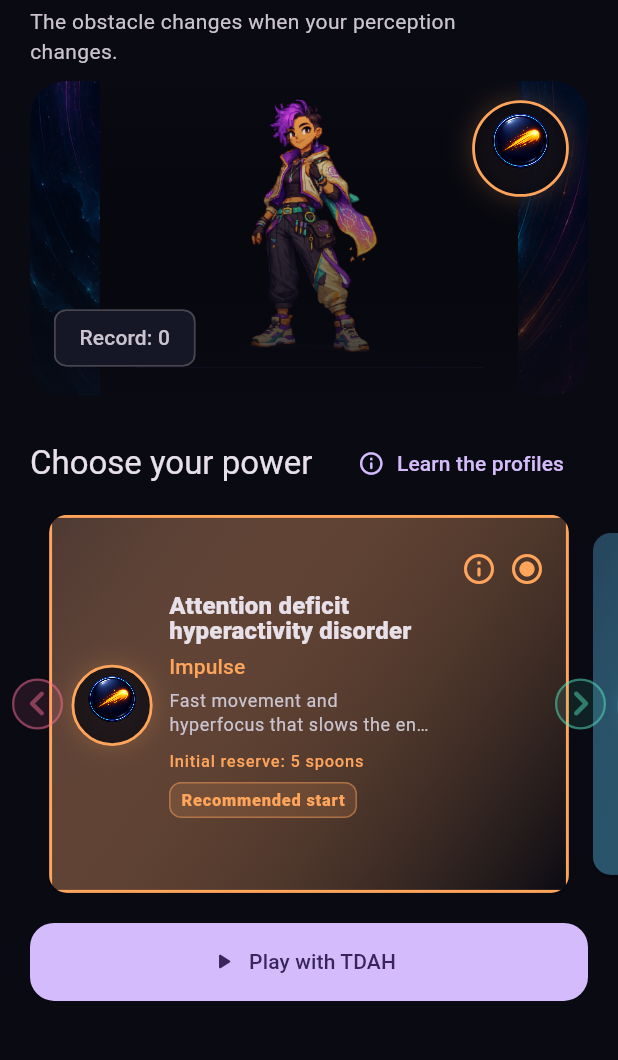
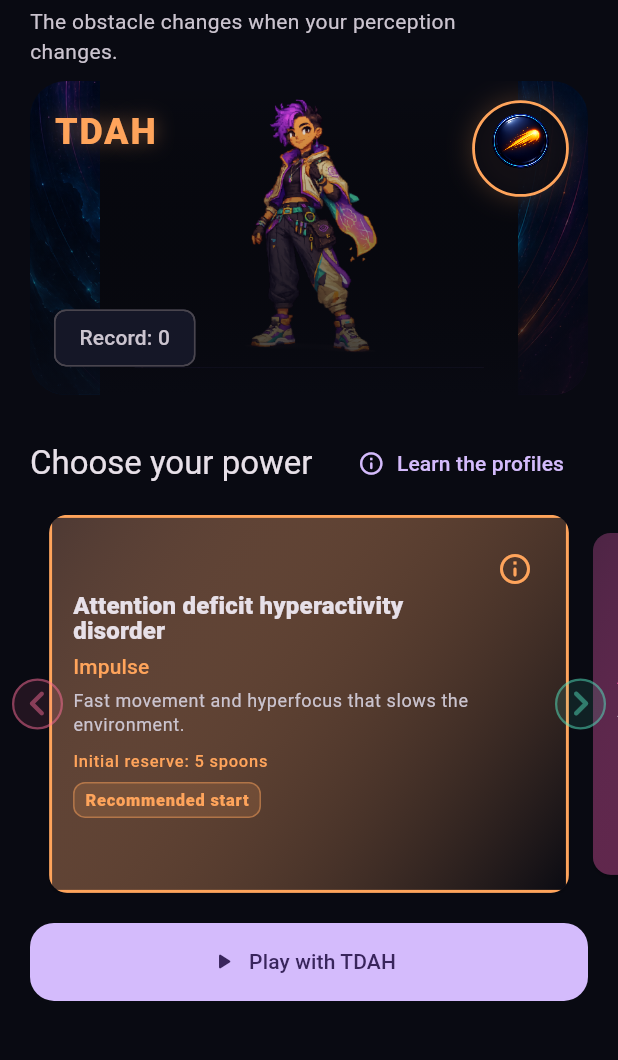
Before and after one commit to bluefang05/flutter-vault, a Flutter app: the screen it shows after launch, on a phone screen of 412 x 824 dp, the part 93-1153 px from its top. Run offline on Flutter 3.47's test engine with Material 3 defaults, Android fonts, the phone set to English and light mode, and no system bars; our stand-ins replace audioplayers, webview_flutter; missing offline and left inert: flame, webview_flutter_android, webview_flutter_wkwebview; statements that could not run were skipped.

Commit message:
Refine AACC mode and assets

```diff
--- a/nbnd/lib/game/hud_snapshot.dart
+++ b/nbnd/lib/game/hud_snapshot.dart
@@ -11,6 +11,7 @@ class HudSnapshot {
     required this.maxSpoonHalves,
     required this.cleanPasses,
     required this.flowMultiplier,
+    required this.rhythmRate,
     required this.breathing,
     required this.recovering,
     required this.state,
@@ -25,6 +26,7 @@ class HudSnapshot {
   final int maxSpoonHalves;
   final int cleanPasses;
   final double flowMultiplier;
+  final double rhythmRate;
   final bool breathing;
   final bool recovering;
   final GameRunState state;
--- a/nbnd/lib/game/powers/neuro_power_profile.dart
+++ b/nbnd/lib/game/powers/neuro_power_profile.dart
@@ -27,6 +27,14 @@ class NeuroPowerProfile {
         baseGapWidth: math.pi / 2.6,
         cooldown: 8,
         patternRandomness: 1,
+        maxSpoonHalves: 10,
+      ),
+      NeuroType.aacc => const NeuroPowerProfile(
+        type: NeuroType.aacc,
+        playerSpeed: 3.85,
+        baseGapWidth: math.pi / 2.8,
+        cooldown: 8.5,
+        patternRandomness: .72,
         maxSpoonHalves: 10,
       ),
       NeuroType.tea => const NeuroPowerProfile(
--- a/nbnd/lib/l10n/app_localizations.dart
+++ b/nbnd/lib/l10n/app_localizations.dart
@@ -459,6 +459,13 @@ class AppLocalizations {
       fr: 'Impulsion',
       de: 'Impuls',
     ),
+    NeuroType.aacc => _pick(
+      es: 'Alternancia',
+      en: 'Alternation',
+      pt: 'Alternancia',
+      fr: 'Alternance',
+      de: 'Wechsel',
+    ),
     NeuroType.tea => _pick(
       es: 'Patrón',
       en: 'Pattern',
@@ -517,6 +524,13 @@ class AppLocalizations {
       pt: 'Transtorno do déficit de atenção e hiperatividade',
       fr: 'Trouble du déficit de l’attention avec hyperactivité',
       de: 'Aufmerksamkeitsdefizit-Hyperaktivitätsstörung',
+    ),
+    NeuroType.aacc => _pick(
+      es: 'Altas capacidades',
+      en: 'High abilities',
+      pt: 'Altas capacidades',
+      fr: 'Haut potentiel',
+      de: 'Hohe Begabung',
     ),
     NeuroType.tea => _pick(
       es: 'Trastorno del espectro autista',
@@ -577,6 +591,13 @@ class AppLocalizations {
       fr: 'Mouvement rapide et hyperfocus qui ralentit l’environnement.',
       de: 'Schnelle Bewegung und Hyperfokus, der die Umgebung verlangsamt.',
     ),
+    NeuroType.aacc => _pick(
+      es: 'Ritmo alternante entre falta de estímulo y activación intensa.',
+      en: 'Alternating rhythm between low stimulation and intense activation.',
+      pt: 'Ritmo alternado entre falta de estímulo e ativação intensa.',
+      fr: 'Rythme alterné entre manque de stimulation et activation intense.',
+      de: 'Wechselnder Rhythmus zwischen Unterforderung und starker Aktivierung.',
+    ),
     NeuroType.tea => _pick(
       es: 'Patrones legibles, vista previa y estabilidad ante cambios bruscos.',
       en: 'Readable patterns, previews, and stability through sudden changes.',
@@ -635,6 +656,13 @@ class AppLocalizations {
       pt: 'O TDAH se associa a padrões persistentes de desatenção, hiperatividade ou impulsividade. Não é falta de interesse nem de esforço.',
       fr: 'Le TDAH est associé à des schémas persistants d’inattention, d’hyperactivité ou d’impulsivité. Ce n’est pas un manque d’intérêt ou d’effort.',
       de: 'ADHS ist mit anhaltenden Mustern von Unaufmerksamkeit, Hyperaktivität oder Impulsivität verbunden. Es ist kein Mangel an Interesse oder Anstrengung.',
+    ),
+    NeuroType.aacc => _pick(
+      es: 'Las altas capacidades describen perfiles con aprendizaje rápido, pensamiento complejo o alta sensibilidad al reto. No son una garantía de bienestar ni de facilidad.',
+      en: 'High abilities describe profiles with fast learning, complex thinking, or high sensitivity to challenge. They do not guarantee ease or wellbeing.',
+      pt: 'Altas capacidades descrevem perfis com aprendizagem rápida, pensamento complexo ou alta sensibilidade ao desafio. Não garantem facilidade nem bem-estar.',
+      fr: 'Le haut potentiel décrit des profils avec apprentissage rapide, pensée complexe ou forte sensibilité au défi. Il ne garantit ni facilité ni bien-être.',
+      de: 'Hohe Begabung beschreibt Profile mit schnellem Lernen, komplexem Denken oder hoher Sensibilität für Herausforderung. Sie garantiert weder Leichtigkeit noch Wohlbefinden.',
     ),
     NeuroType.tea => _pick(
       es: 'El espectro autista reúne formas diversas de procesar comunicación, estímulos, rutinas e intereses. Puede incluir fortalezas y necesidades de apoyo distintas en cada persona.',
@@ -695,6 +723,13 @@ class AppLocalizations {
       fr: 'Cela peut ressembler à passer d’un stimulus à l’autre, perdre le fil ou entrer parfois dans une concentration très intense.',
       de: 'Es kann sich anfühlen wie ein Springen zwischen Reizen, den Faden verlieren oder zeitweise sehr intensive Konzentration.',
     ),
+    NeuroType.aacc => _pick(
+      es: 'Puede sentirse como necesitar reto constante: si todo va lento aparece aburrimiento, y cuando llega estímulo suficiente el ritmo sube de golpe.',
+      en: 'It can feel like needing constant challenge: when things are too slow boredom appears, and enough stimulation can raise the rhythm suddenly.',
+      pt: 'Pode parecer precisar de desafio constante: quando tudo vai devagar demais surge tédio, e estímulo suficiente acelera o ritmo de repente.',
+      fr: 'Cela peut ressembler à un besoin de défi constant : quand tout va trop lentement, l’ennui apparaît, puis une stimulation suffisante accélère soudain le rythme.',
+      de: 'Es kann sich wie ein Bedürfnis nach ständiger Herausforderung anfühlen: Ist alles zu langsam, entsteht Langeweile; genug Reiz lässt das Tempo plötzlich steigen.',
+    ),
     NeuroType.tea => _pick(
       es: 'Puede sentirse como necesitar previsibilidad, notar patrones con mucha precisión o saturarse ante cambios y estímulos intensos.',
       en: 'It can feel like needing predictability, noticing patterns precisely, or becoming overwhelmed by change and intense stimuli.',
@@ -753,6 +788,13 @@ class AppLocalizations {
       pt: 'Não significa falta de interesse ou esforço.',
       fr: 'Cela ne signifie pas un manque d’intérêt ou d’effort.',
       de: 'Es bedeutet keinen Mangel an Interesse oder Anstrengung.',
+    ),
+    NeuroType.aacc => _pick(
+      es: 'No significa superioridad ni que la persona no necesite apoyo.',
+      en: 'It does not mean superiority or that the person needs no support.',
+      pt: 'Não significa superioridade nem que a pessoa não precise de apoio.',
+      fr: 'Cela ne signifie pas supériorité ni absence de besoin de soutien.',
+      de: 'Es bedeutet keine Überlegenheit und nicht, dass die Person keine Unterstützung braucht.',
     ),
     NeuroType.tea => _pick(
       es: 'No significa falta de sentimientos.',
@@ -813,6 +855,13 @@ class AppLocalizations {
       fr: 'Impulsion représente les changements rapides d’attention et l’hyperfocus.',
       de: 'Impuls steht für schnelle Aufmerksamkeitswechsel und Hyperfokus.',
     ),
+    NeuroType.aacc => _pick(
+      es: 'Alternancia representa la búsqueda de estímulo: fases frías de bajo reto y ráfagas rápidas cuando aparece suficiente desafío.',
+      en: 'Alternation represents the search for stimulation: cool low-challenge phases and fast bursts when enough challenge appears.',
+      pt: 'Alternancia representa a busca por estímulo: fases frias de baixo desafio e rajadas rápidas quando surge desafio suficiente.',
+      fr: 'Alternance représente la recherche de stimulation : phases froides de faible défi et poussées rapides quand le défi devient suffisant.',
+      de: 'Wechsel steht für die Suche nach Reiz: kühle Phasen geringer Herausforderung und schnelle Ausbrüche, wenn genug Herausforderung entsteht.',
+    ),
     NeuroType.tea => _pick(
       es: 'Patrón representa reconocimiento de regularidades y necesidad de previsibilidad.',
       en: 'Pattern represents recognizing regularities and needing predictability.',
@@ -867,6 +916,8 @@ class AppLocalizations {
   String profileSources(NeuroType type) => switch (type) {
     NeuroType.tdah =>
       'National Institute of Mental Health (NIMH) - Attention-Deficit/Hyperactivity Disorder (ADHD)\nhttps://www.nimh.nih.gov/health/topics/attention-deficit-hyperactivity-disorder-adhd',
+    NeuroType.aacc =>
+      'National Association for Gifted Children - What is Giftedness?\nhttps://nagc.org/page/what-is-giftedness',
     NeuroType.tea =>
       'National Institute of Mental Health (NIMH) - Autism Spectrum Disorder\nhttps://www.nimh.nih.gov/health/topics/autism-spectrum-disorders-asd\n\nCenters for Disease Control and Prevention (CDC) - About Autism Spectrum Disorder\nhttps://www.cdc.gov/autism/about/index.html',
     NeuroType.tlp =>
--- a/nbnd/lib/models/neuro_type.dart
+++ b/nbnd/lib/models/neuro_type.dart
@@ -2,6 +2,7 @@ import 'package:flutter/material.dart';
 
 enum NeuroType {
   tdah,
+  aacc,
   tea,
   tlp,
   tid,
@@ -12,6 +13,7 @@ enum NeuroType {
 
   String get code => switch (this) {
     NeuroType.tdah => 'TDAH',
+    NeuroType.aacc => 'AACC',
     NeuroType.tea => 'TEA',
     NeuroType.tlp => 'TLP',
     NeuroType.tid => 'TID',
@@ -23,6 +25,7 @@ enum NeuroType {
 
   String get powerName => switch (this) {
     NeuroType.tdah => 'Impulso',
+    NeuroType.aacc => 'Alternancia',
     NeuroType.tea => 'Patrón',
     NeuroType.tlp => 'Resonancia',
     NeuroType.tid => 'Perspectivas',
@@ -35,6 +38,8 @@ enum NeuroType {
   String get description => switch (this) {
     NeuroType.tdah =>
       'Movimiento rápido, aperturas breves e hiperfoco que ralentiza el entorno.',
+    NeuroType.aacc =>
+      'Alterna falta de estímulo y ráfagas de activación para sostener el reto.',
     NeuroType.tea =>
       'Patrones más legibles, vista previa y estabilidad frente a cambios bruscos.',
     NeuroType.tlp =>
@@ -53,6 +58,7 @@ enum NeuroType {
 
   Color get color => switch (this) {
     NeuroType.tdah => const Color(0xFFFFA45B),
+    NeuroType.aacc => const Color(0xFFFF4FA3),
     NeuroType.tea => const Color(0xFF59D7FF),
     NeuroType.tlp => const Color(0xFFFF6E9A),
     NeuroType.tid => const Color(0xFFB58CFF),
@@ -66,6 +72,7 @@ enum NeuroType {
 
   String get flameIconAsset => switch (this) {
     NeuroType.tdah => 'profiles/tdah.png',
+    NeuroType.aacc => 'profiles/aacc.png',
     NeuroType.tea => 'profiles/tea.png',
     NeuroType.tlp => 'profiles/tlp.png',
     NeuroType.tid => 'profiles/tid.png',
--- a/nbnd/lib/screens/home_screen.dart
+++ b/nbnd/lib/screens/home_screen.dart
@@ -240,6 +240,33 @@ class _HomeScreenState extends State<HomeScreen> {
                           ),
                         ),
                         Positioned(
+                          top: 18,
+                          left: 16,
+                          child: AnimatedSwitcher(
+                            duration: const Duration(milliseconds: 220),
+                            child: Text(
+                              _selected.code,
+                              key: ValueKey<String>(
+                                'hero-code-${_selected.code}',
+                              ),
+                              style: Theme.of(context).textTheme.headlineSmall
+                                  ?.copyWith(
+                                    color: _selected.color,
+                                    fontWeight: FontWeight.w900,
+                                    letterSpacing: 1.2,
+                                    shadows: <Shadow>[
+                                      Shadow(
+                                        color: _selected.color.withValues(
+                                          alpha: .42,
+                                        ),
+                                        blurRadius: 16,
+                                      ),
+                                    ],
+                                  ),
+                            ),
+                          ),
+                        ),
+                        Positioned(
                           left: 16,
                           right: 16,
                           bottom: 14,
@@ -397,17 +424,7 @@ class _PowerCard extends StatelessWidget {
           child: Stack(
             children: <Widget>[
               Padding(
-                padding: const EdgeInsets.only(right: 72),
-                child: Row(
-                  crossAxisAlignment: CrossAxisAlignment.center,
-                  children: <Widget>[
-                    NeuroProfileIcon(
-                      neuroType: type,
-                      size: 52,
-                      selected: selected,
-                    ),
-                    const SizedBox(width: 12),
-                    Expanded(
+                padding: const EdgeInsets.only(right: 44),
                 child: Column(
                   mainAxisAlignment: MainAxisAlignment.center,
                   crossAxisAlignment: CrossAxisAlignment.start,
@@ -416,8 +433,7 @@ class _PowerCard extends StatelessWidget {
                       AppLocalizations.of(context).neuroTypeName(type),
                       maxLines: 2,
                       overflow: TextOverflow.ellipsis,
-                            style: Theme.of(context).textTheme.titleMedium
-                                ?.copyWith(
+                      style: Theme.of(context).textTheme.titleMedium?.copyWith(
                         fontWeight: FontWeight.w800,
                         height: 1.08,
                       ),
@@ -434,13 +450,10 @@ class _PowerCard extends StatelessWidget {
                     const SizedBox(height: 5),
                     Text(
                       AppLocalizations.of(context).neuroDescription(type),
-                            maxLines: 2,
+                      maxLines: 3,
                       overflow: TextOverflow.ellipsis,
-                            style: Theme.of(context).textTheme.bodySmall
-                                ?.copyWith(
-                                  color: Theme.of(
-                                    context,
-                                  ).colorScheme.onSurfaceVariant,
+                      style: Theme.of(context).textTheme.bodySmall?.copyWith(
+                        color: Theme.of(context).colorScheme.onSurfaceVariant,
                       ),
                     ),
                     const SizedBox(height: 8),
@@ -473,9 +486,7 @@ class _PowerCard extends StatelessWidget {
                               recommendedStartLabel,
                               maxLines: 1,
                               overflow: TextOverflow.ellipsis,
-                                    style: Theme.of(context)
-                                        .textTheme
-                                        .labelSmall
+                              style: Theme.of(context).textTheme.labelSmall
                                   ?.copyWith(
                                     color: type.color,
                                     fontWeight: FontWeight.w800,
@@ -488,16 +499,10 @@ class _PowerCard extends StatelessWidget {
                   ],
                 ),
               ),
-                  ],
-                ),
-              ),
               Positioned(
                 top: 0,
                 right: 0,
-                child: Row(
-                  mainAxisSize: MainAxisSize.min,
-                  children: <Widget>[
-                    IconButton(
+                child: IconButton(
                   key: ValueKey<String>('profile-info-${type.code}'),
                   visualDensity: VisualDensity.compact,
                   tooltip: AppLocalizations.of(context).learnProfiles,
@@ -506,14 +511,6 @@ class _PowerCard extends StatelessWidget {
                     Icons.info_outline_rounded,
                     color: selected ? type.color : Colors.white60,
                   ),
-                    ),
-                    Icon(
-                      selected
-                          ? Icons.radio_button_checked
-                          : Icons.swipe_rounded,
-                      color: selected ? type.color : Colors.white54,
-                    ),
-                  ],
                 ),
               ),
             ],
--- a/nbnd/pubspec.yaml
+++ b/nbnd/pubspec.yaml
@@ -29,6 +29,7 @@ flutter:
   uses-material-design: true
   assets:
     - assets/images/
+    # Includes profile art like assets/images/profiles/aacc.png.
     - assets/images/profiles/
     - assets/images/spoons/
     - assets/images/backgrounds/
```
Also changed, not shown: nbnd/lib/game/game_math.dart (+35 -0 lines), nbnd/lib/game/nbnd_game.dart (+35 -4 lines), nbnd/lib/screens/game_screen.dart (+14 -0 lines), nbnd/lib/services/sfx_player.dart (+20 -0 lines), nbnd/assets/images/profiles/aacc.png (added), 3 other files. Lines whose indentation alone changed are shown as unchanged.
